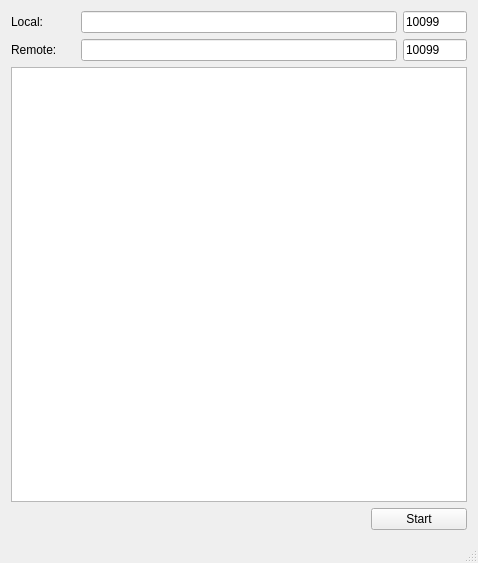
Old version of the form MainWindow.ui in the repository cui-daniel/cn.org.snail.clang.qt.utility.clipboard.share.
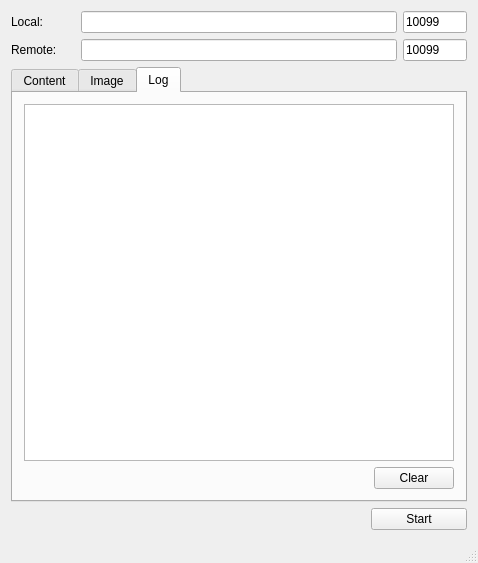
New version of the form.

The edit to the form file:
```diff
--- a/MainWindow.ui
+++ b/MainWindow.ui
@@ -91,7 +91,75 @@
        </layout>
       </item>
       <item>
-       <widget class="QTextBrowser" name="mClipboardContent"/>
+       <widget class="QTabWidget" name="mInformatDisplay">
+        <property name="currentIndex">
+         <number>2</number>
+        </property>
+        <widget class="QWidget" name="mTextTab">
+         <attribute name="title">
+          <string>Content</string>
+         </attribute>
+         <layout class="QHBoxLayout" name="horizontalLayout_2">
+          <item>
+           <widget class="QTextBrowser" name="mClipboardText"/>
+          </item>
+         </layout>
+        </widget>
+        <widget class="QWidget" name="mImageTab">
+         <attribute name="title">
+          <string>Image</string>
+         </attribute>
+         <layout class="QHBoxLayout" name="horizontalLayout_4">
+          <item>
+           <widget class="QLabel" name="mClipboardImage">
+            <property name="text">
+             <string/>
+            </property>
+           </widget>
+          </item>
+         </layout>
+        </widget>
+        <widget class="QWidget" name="mLogTab">
+         <attribute name="title">
+          <string>Log</string>
+         </attribute>
+         <layout class="QVBoxLayout" name="verticalLayout">
+          <item>
+           <widget class="QTextBrowser" name="mClipboardLog"/>
+          </item>
+          <item>
+           <layout class="QHBoxLayout" name="horizontalLayout_3">
+            <item>
+             <spacer name="horizontalSpacer_2">
+              <property name="orientation">
+               <enum>Qt::Horizontal</enum>
+              </property>
+              <property name="sizeHint" stdset="0">
+               <size>
+                <width>40</width>
+                <height>20</height>
+               </size>
+              </property>
+             </spacer>
+            </item>
+            <item>
+             <widget class="QPushButton" name="mLogClear">
+              <property name="minimumSize">
+               <size>
+                <width>64</width>
+                <height>0</height>
+               </size>
+              </property>
+              <property name="text">
+               <string>Clear</string>
+              </property>
+             </widget>
+            </item>
+           </layout>
+          </item>
+         </layout>
+        </widget>
+       </widget>
       </item>
       <item>
        <layout class="QHBoxLayout" name="mLine3">
```
